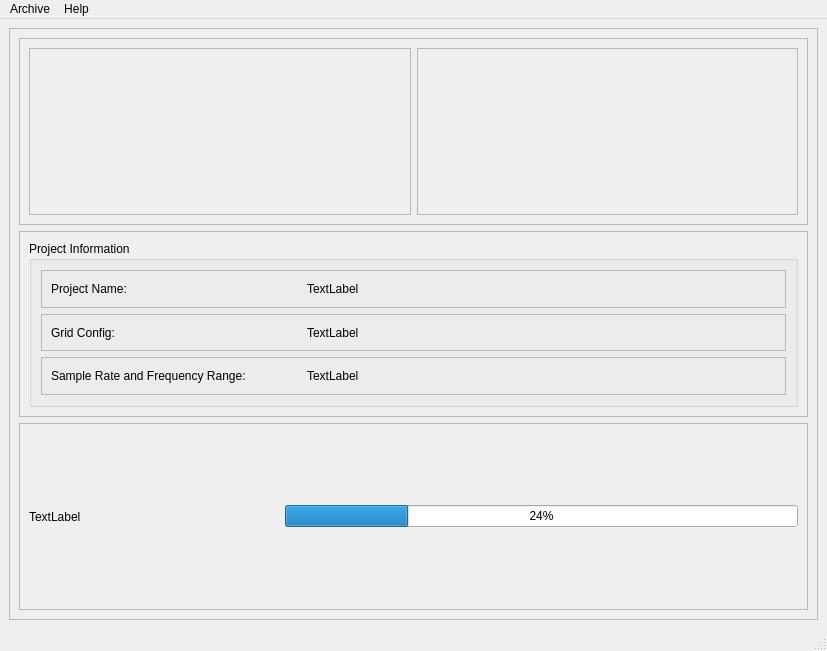
TheHawz/Quick-Scan, file resources/ui/DisplayResults.ui: the form before one commit.
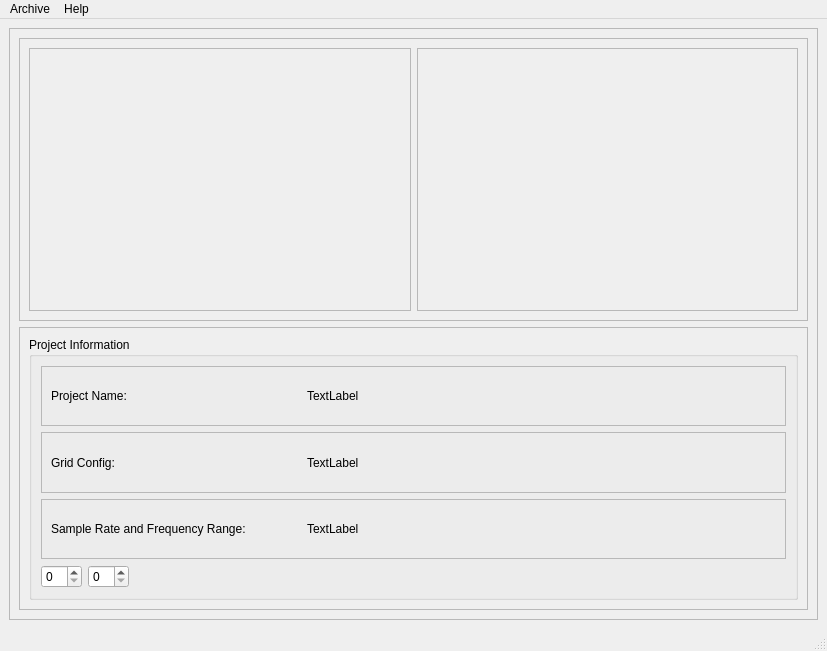
The form after the commit.

Commit message: added spectrum widget

```diff
--- a/resources/ui/DisplayResults.ui
+++ b/resources/ui/DisplayResults.ui
@@ -62,11 +62,7 @@
             </property>
             <layout class="QHBoxLayout" name="horizontalLayout_3">
              <item>
-              <widget class="QLabel" name="spectrum_label">
-               <property name="text">
-                <string/>
-               </property>
-              </widget>
+              <layout class="QVBoxLayout" name="spectrum"/>
              </item>
             </layout>
            </widget>
@@ -203,39 +199,30 @@
                </layout>
               </widget>
              </item>
-            </layout>
-           </widget>
-          </item>
-         </layout>
-        </widget>
+             <item>
+              <layout class="QHBoxLayout" name="horizontalLayout_10">
+               <item>
+                <widget class="QSpinBox" name="row_sb"/>
+               </item>
+               <item>
+                <widget class="QSpinBox" name="col_sb"/>
        </item>
        <item>
-        <widget class="QFrame" name="frame_6">
-         <property name="frameShape">
-          <enum>QFrame::StyledPanel</enum>
-         </property>
-         <property name="frameShadow">
-          <enum>QFrame::Raised</enum>
-         </property>
-         <layout class="QHBoxLayout" name="horizontalLayout_6">
-          <item>
-           <widget class="QLabel" name="label">
-            <property name="minimumSize">
+                <spacer name="horizontalSpacer">
+                 <property name="orientation">
+                  <enum>Qt::Horizontal</enum>
+                 </property>
+                 <property name="sizeHint" stdset="0">
              <size>
-              <width>250</width>
-              <height>0</height>
-             </size>
-            </property>
-            <property name="text">
-             <string>TextLabel</string>
-            </property>
-           </widget>
-          </item>
-          <item>
-           <widget class="QProgressBar" name="progressBar">
-            <property name="value">
-             <number>24</number>
-            </property>
+                   <width>40</width>
+                   <height>20</height>
+                  </size>
+                 </property>
+                </spacer>
+               </item>
+              </layout>
+             </item>
+            </layout>
            </widget>
           </item>
          </layout>
```
Left out of the diff: 2 changed lines with no effect on the pictures. Lines whose indentation alone changed are shown as unchanged. The commit also changes 6 other files.
